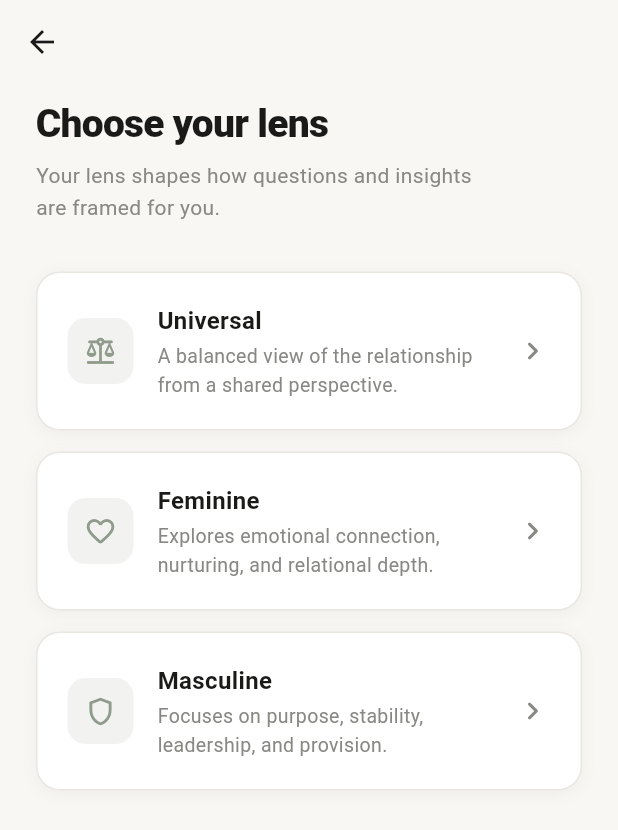
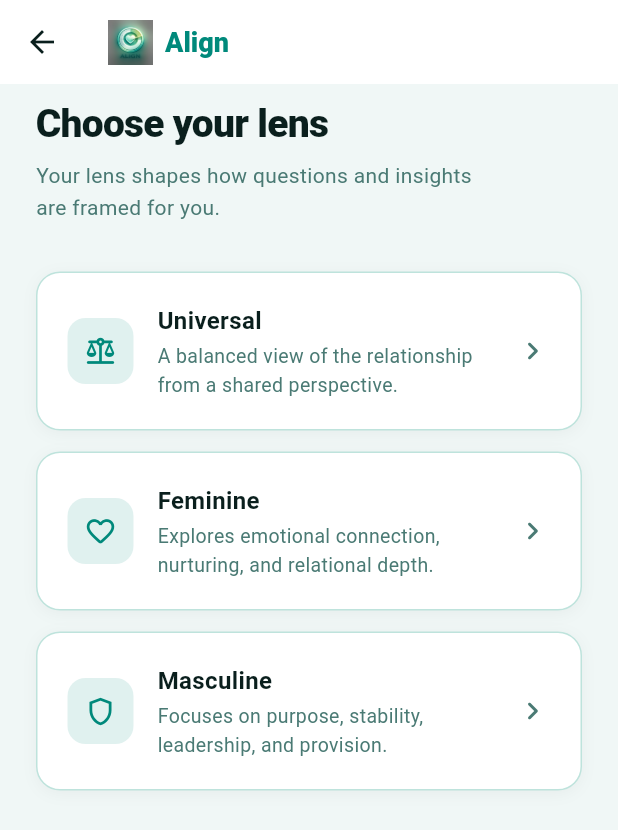
Before and after one commit to adebowaleadeseyeeducation-coder/align_app, a Flutter app: the screen it shows after launch, after a tap on "Start Assessment", on a phone screen of 412 x 824 dp. Shown: the top 830 px of the screen. Run offline on Flutter 3.47's test engine with Material 3 defaults, Android fonts, the phone set to English and light mode, and no system bars; our stand-ins replace fl_chart, share_plus, shared_preferences.

Commit message:
Redesign app UI, fix lens logic, add disclaimer and premium gate and logo.

```diff
--- a/lib/main.dart
+++ b/lib/main.dart
@@ -7,17 +7,19 @@ import 'package:fl_chart/fl_chart.dart';
 // ─────────────────────────────────────────────────────────────────────────────
 // DESIGN TOKENS
 // ─────────────────────────────────────────────────────────────────────────────
-const kBrand = Color(0xFF8F9B8B);
-const kBrandDark = Color(0xFF6B7A67);
-const kBackground = Color(0xFFF8F7F4);
+// Extracted directly from the Align logo
+const kBrand = Color(0xFF00897B); // bold jewel teal — loud and confident
+const kBrandDark = Color(0xFF00695C); // deep teal for pressed/dark states
+const kBrandLight = Color(0xFFD6F5F0); // light teal tint for card fills
+const kBackground = Color(0xFFF0F7F6); // soft teal-white — warmer and deeper
 const kSurface = Color(0xFFFFFFFF);
-const kBorder = Color(0xFFE8E7E2);
-const kTextPrimary = Color(0xFF1A1A18);
-const kTextSub = Color(0xFF888884);
-const kScoreGreen = Color(0xFF4CAF50);
-const kScoreAmber = Color(0xFFFF9800);
-const kScoreRed = Color(0xFFE53935);
-const kPremiumGold = Color(0xFFC9A84C);
+const kBorder = Color(0xFFBEE3DC); // teal-tinted border
+const kTextPrimary = Color(0xFF0A1F1D); // near-black with teal undertone
+const kTextSub = Color(0xFF4A7A74); // muted teal-grey
+const kScoreGreen = Color(0xFF00897B); // matches brand for high scores
+const kScoreAmber = Color(0xFFE09A2B); // warm amber
+const kScoreRed = Color(0xFFD94F3D); // warm red
+const kPremiumGold = Color(0xFFC9A84C); // gold for premium
 
 // ─────────────────────────────────────────────────────────────────────────────
 // REUSABLE WIDGETS
@@ -98,19 +100,22 @@ class AlignButton extends StatelessWidget {
         ? Row(
             mainAxisSize: MainAxisSize.min,
             children: [
-              Icon(icon, size: 18),
+              Icon(icon, size: 19),
               const SizedBox(width: 8),
-              Text(label, style: const TextStyle(fontSize: 16)),
+              Text(label,
+                  style: const TextStyle(
+                      fontSize: 16, fontWeight: FontWeight.w700)),
             ],
           )
-        : Text(label, style: const TextStyle(fontSize: 16));
+        : Text(label,
+            style: const TextStyle(fontSize: 16, fontWeight: FontWeight.w700));
 
     if (outline) {
       return OutlinedButton(
         onPressed: onPressed,
         style: OutlinedButton.styleFrom(
           foregroundColor: kBrand,
-          side: const BorderSide(color: kBrand),
+          side: const BorderSide(color: kBrand, width: 1.8),
           padding: const EdgeInsets.symmetric(horizontal: 32, vertical: 16),
           shape:
               RoundedRectangleBorder(borderRadius: BorderRadius.circular(12)),
@@ -124,8 +129,9 @@ class AlignButton extends StatelessWidget {
       style: ElevatedButton.styleFrom(
         backgroundColor: kBrand,
         foregroundColor: kSurface,
-        elevation: 0,
-        padding: const EdgeInsets.symmetric(horizontal: 32, vertical: 16),
+        elevation: 2,
+        shadowColor: kBrand.withValues(alpha: 0.4),
+        padding: const EdgeInsets.symmetric(horizontal: 32, vertical: 18),
         shape: RoundedRectangleBorder(borderRadius: BorderRadius.circular(12)),
       ),
       child: content,
@@ -154,13 +160,14 @@ class AlignApp extends StatelessWidget {
         scaffoldBackgroundColor: kBackground,
         useMaterial3: true,
         appBarTheme: const AppBarTheme(
-          backgroundColor: kBackground,
+          backgroundColor: kSurface,
           surfaceTintColor: Colors.transparent,
           elevation: 0,
+          shadowColor: Colors.transparent,
           titleTextStyle: TextStyle(
             color: kTextPrimary,
-            fontSize: 18,
-            fontWeight: FontWeight.w600,
+            fontSize: 17,
+            fontWeight: FontWeight.w700,
           ),
           iconTheme: IconThemeData(color: kTextPrimary),
         ),
@@ -183,37 +190,27 @@ class OnboardingPage extends StatelessWidget {
         child: Padding(
           padding: const EdgeInsets.symmetric(horizontal: 28, vertical: 32),
           child: Column(
-            crossAxisAlignment: CrossAxisAlignment.start,
+            crossAxisAlignment: CrossAxisAlignment.center,
             children: [
               const Spacer(),
-              Container(
-                width: 52,
-                height: 52,
-                decoration: BoxDecoration(
-                  color: kBrand,
-                  borderRadius: BorderRadius.circular(14),
-                ),
-                child: const Icon(Icons.favorite_rounded,
-                    color: kSurface, size: 28),
-              ),
-              const SizedBox(height: 24),
-              const Text(
-                'Align',
-                style: TextStyle(
-                  fontSize: 42,
-                  fontWeight: FontWeight.w800,
-                  color: kTextPrimary,
-                  letterSpacing: -1,
+
+              // ── LOGO ───────────────────────────────────────────────────
+              Center(
+                child: Image.asset(
+                  'assets/images/Align-Logo.png',
+                  height: 180,
+                  fit: BoxFit.contain,
                 ),
               ),
-              const SizedBox(height: 12),
+              const SizedBox(height: 16),
               const Text(
                 'Understand how well your relationship\nis truly aligned — across every dimension that matters.',
-                style: TextStyle(fontSize: 18, color: kTextSub, height: 1.5),
+                textAlign: TextAlign.center,
+                style: TextStyle(fontSize: 17, color: kTextSub, height: 1.5),
               ),
               const Spacer(),
               const AlignCard(
-                color: Color(0xFFF3F2EE),
+                color: kBrandLight,
                 padding: EdgeInsets.all(16),
                 child: Row(
                   crossAxisAlignment: CrossAxisAlignment.start,
@@ -280,7 +277,18 @@ class LensSelectionPage extends StatelessWidget {
   @override
   Widget build(BuildContext context) {
     return Scaffold(
-      appBar: AppBar(),
+      appBar: AppBar(
+        title: Row(
+          children: [
+            Image.asset('assets/images/Align-Logo.png',
+                height: 30, fit: BoxFit.contain),
+            const SizedBox(width: 8),
+            const Text('Align',
+                style: TextStyle(
+                    color: kBrand, fontSize: 18, fontWeight: FontWeight.w800)),
+          ],
+        ),
+      ),
       body: SafeArea(
         child: Padding(
           padding: const EdgeInsets.symmetric(horizontal: 24, vertical: 8),
@@ -453,7 +461,16 @@ class _AssessmentPageState extends State<AssessmentPage> {
 
     return Scaffold(
       appBar: AppBar(
-        title: const Text('Assessment'),
+        title: Row(
+          children: [
+            Image.asset('assets/images/Align-Logo.png',
+                height: 30, fit: BoxFit.contain),
+            const SizedBox(width: 8),
+            const Text('Align',
+                style: TextStyle(
+                    color: kBrand, fontSize: 18, fontWeight: FontWeight.w800)),
+          ],
+        ),
         bottom: PreferredSize(
           preferredSize: const Size.fromHeight(12),
           child: Padding(
@@ -785,13 +802,26 @@ class _ResultsPageState extends State<ResultsPage> {
     final minScore = widget.scores.reduce((a, b) => a < b ? a : b);
 
     return Scaffold(
-      appBar: AppBar(title: const Text('Your Alignment')),
+      appBar: AppBar(
+        title: Row(
+          children: [
+            Image.asset('assets/images/Align-Logo.png',
+                height: 30, fit: BoxFit.contain),
+            const SizedBox(width: 8),
+            const Text('Align',
+                style: TextStyle(
+                    color: kBrand, fontSize: 18, fontWeight: FontWeight.w800)),
+          ],
+        ),
+      ),
       body: ListView(
         padding: const EdgeInsets.symmetric(horizontal: 20, vertical: 16),
         children: [
           // ── SCORE HERO CARD ─────────────────────────────────────────
           AlignCard(
-            color: gradeColor.withValues(alpha: 0.06),
+            color: gradeColor == kScoreGreen
+                ? kBrandLight
+                : gradeColor.withValues(alpha: 0.06),
             child: Row(
               crossAxisAlignment: CrossAxisAlignment.center,
               children: [
@@ -821,17 +851,24 @@ class _ResultsPageState extends State<ResultsPage> {
                 Column(
                   children: [
                     Container(
-                      width: 56,
-                      height: 56,
+                      width: 68,
+                      height: 68,
                       decoration: BoxDecoration(
                         color: gradeColor,
-                        borderRadius: BorderRadius.circular(16),
+                        borderRadius: BorderRadius.circular(18),
+                        boxShadow: [
+                          BoxShadow(
+                            color: gradeColor.withValues(alpha: 0.4),
+                            blurRadius: 12,
+                            offset: const Offset(0, 4),
+                          ),
+                        ],
                       ),
                       child: Center(
                         child: Text(
                           grade,
                           style: const TextStyle(
-                            fontSize: 28,
+                            fontSize: 32,
                             fontWeight: FontWeight.w800,
                             color: kSurface,
                           ),
@@ -1021,7 +1058,6 @@ class _ResultsPageState extends State<ResultsPage> {
             width: double.infinity,
             child: AlignButton(
               label: 'Share My Result',
-              outline: true,
               icon: Icons.share_rounded,
               onPressed: () {
                 SharePlus.instance.share(
```
Also changed, not shown: pubspec.yaml (+3 -15 lines), assets/images/Align-Logo.png (added), pubspec.lock, 1 other file.
